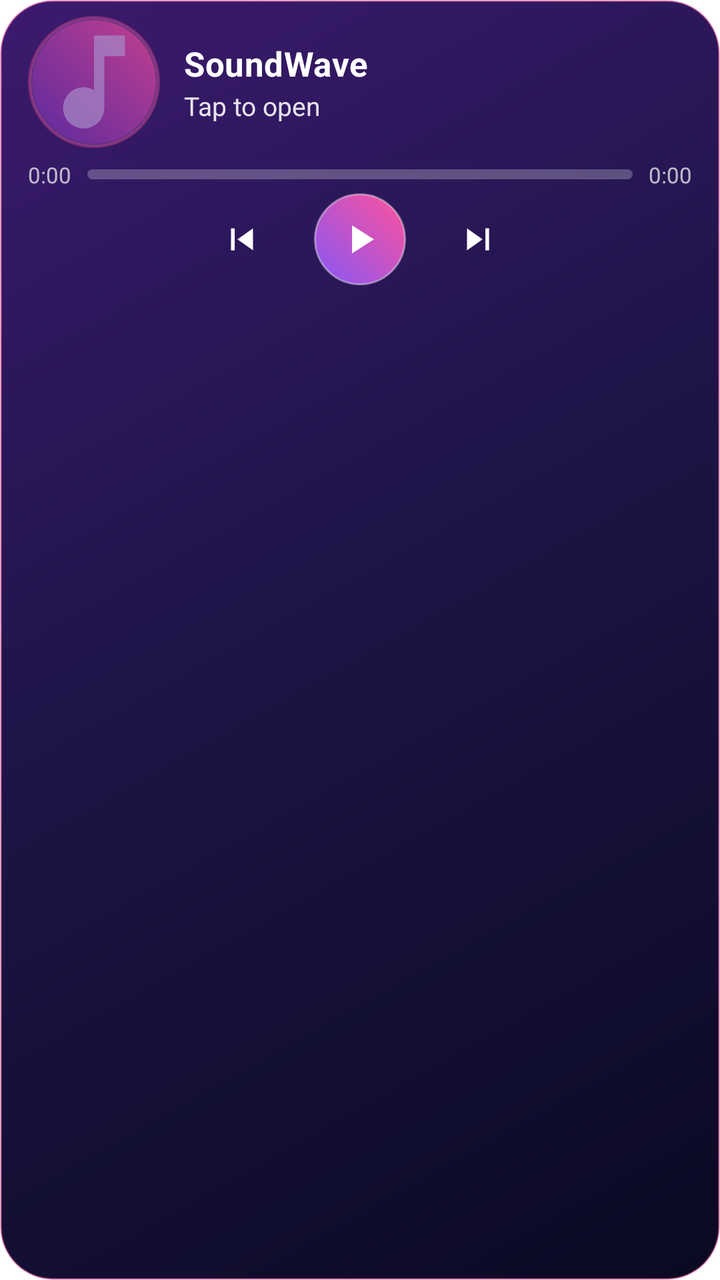
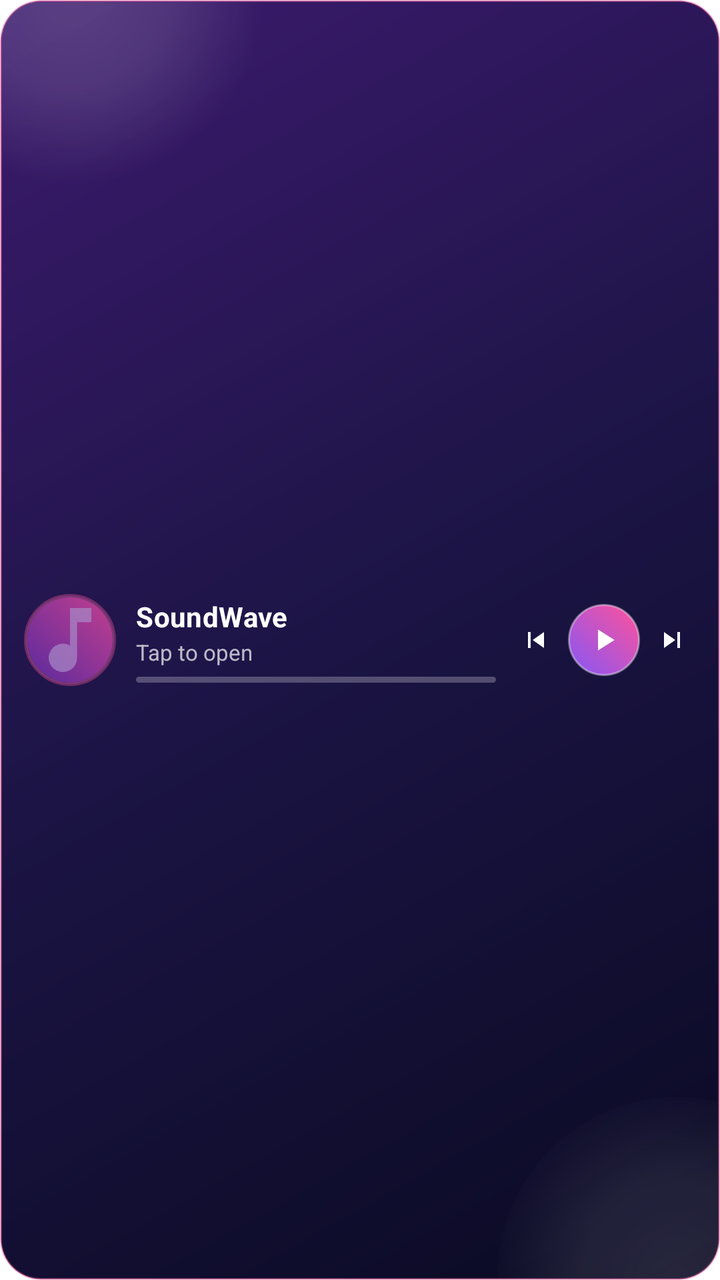

Screens rendered from an Android XML layout before and after an edit, with the pre-edit source and the edit as a unified diff.
<!-- AndroidManifest.xml: fallback theme Theme.MaterialComponents.DayNight.NoActionBar -->
<!-- res/layout/soundwave_widget.xml -->
<?xml version="1.0" encoding="utf-8"?>
<LinearLayout xmlns:android="http://schemas.android.com/apk/res/android"
    android:id="@+id/widget_root"
    android:layout_width="match_parent"
    android:layout_height="match_parent"
    android:background="@drawable/soundwave_widget_background"
    android:orientation="vertical"
    android:paddingStart="14dp"
    android:paddingEnd="14dp"
    android:paddingTop="8dp"
    android:paddingBottom="6dp">

    <LinearLayout
        android:layout_width="match_parent"
        android:layout_height="wrap_content"
        android:gravity="center_vertical"
        android:orientation="horizontal">

        <ImageView
            android:id="@+id/widget_art"
            android:layout_width="66dp"
            android:layout_height="66dp"
            android:background="@drawable/widget_art_ring"
            android:contentDescription="Album art"
            android:padding="2dp"
            android:scaleType="fitCenter"
            android:src="@drawable/widget_art_placeholder" />

        <LinearLayout
            android:layout_width="0dp"
            android:layout_height="wrap_content"
            android:layout_marginStart="12dp"
            android:layout_weight="1"
            android:orientation="vertical">

            <TextView
                android:id="@+id/widget_title"
                android:layout_width="match_parent"
                android:layout_height="wrap_content"
                android:ellipsize="end"
                android:maxLines="1"
                android:letterSpacing="0.01"
                android:text="SoundWave"
                android:textColor="#FFFFFF"
                android:textSize="17sp"
                android:textStyle="bold" />

            <TextView
                android:id="@+id/widget_artist"
                android:layout_width="match_parent"
                android:layout_height="wrap_content"
                android:layout_marginTop="1dp"
                android:ellipsize="end"
                android:maxLines="1"
                android:text="Tap to open"
                android:textColor="#E0FFFFFF"
                android:textSize="13sp" />

            
            <LinearLayout
                android:id="@+id/widget_next_row"
                android:layout_width="match_parent"
                android:layout_height="wrap_content"
                android:layout_marginTop="2dp"
                android:gravity="center_vertical"
                android:minHeight="24dp"
                android:orientation="horizontal"
                android:visibility="gone">

                <TextView
                    android:id="@+id/widget_next_song"
                    android:layout_width="0dp"
                    android:layout_height="wrap_content"
                    android:layout_weight="1"
                    android:ellipsize="end"
                    android:maxLines="1"
                    android:text=""
                    android:textColor="#D9FFFFFF"
                    android:textSize="12sp" />

                <ImageView
                    android:id="@+id/widget_next_hint"
                    android:layout_width="15dp"
                    android:layout_height="15dp"
                    android:layout_marginStart="6dp"
                    android:alpha="0.9"
                    android:contentDescription="Play next"
                    android:scaleType="fitCenter"
                    android:src="@drawable/ic_widget_next" />
            </LinearLayout>
        </LinearLayout>
    </LinearLayout>

    <LinearLayout
        android:layout_width="match_parent"
        android:layout_height="wrap_content"
        android:layout_marginTop="6dp"
        android:gravity="center_vertical"
        android:orientation="horizontal">

        <TextView
            android:id="@+id/widget_elapsed"
            android:layout_width="wrap_content"
            android:layout_height="wrap_content"
            android:text="0:00"
            android:textColor="#B3FFFFFF"
            android:textSize="11sp" />

        <ProgressBar
            android:id="@+id/widget_progress"
            style="?android:attr/progressBarStyleHorizontal"
            android:layout_width="0dp"
            android:layout_height="5dp"
            android:layout_marginStart="8dp"
            android:layout_marginEnd="8dp"
            android:layout_weight="1"
            android:max="1000"
            android:progress="0"
            android:progressDrawable="@drawable/widget_progress" />

        <TextView
            android:id="@+id/widget_total"
            android:layout_width="wrap_content"
            android:layout_height="wrap_content"
            android:text="0:00"
            android:textColor="#B3FFFFFF"
            android:textSize="11sp" />
    </LinearLayout>

    <LinearLayout
        android:layout_width="match_parent"
        android:layout_height="wrap_content"
        android:layout_marginTop="2dp"
        android:gravity="center"
        android:orientation="horizontal">

        <ImageButton
            android:id="@+id/widget_prev"
            android:layout_width="40dp"
            android:layout_height="40dp"
            android:background="@android:color/transparent"
            android:contentDescription="Previous song"
            android:padding="9dp"
            android:scaleType="fitCenter"
            android:src="@drawable/ic_widget_previous" />

        <ImageButton
            android:id="@+id/widget_play_pause"
            android:layout_width="46dp"
            android:layout_height="46dp"
            android:layout_marginStart="16dp"
            android:layout_marginEnd="16dp"
            android:background="@drawable/widget_play_bg"
            android:contentDescription="Play or pause"
            android:padding="11dp"
            android:scaleType="fitCenter"
            android:src="@drawable/ic_widget_play" />

        <ImageButton
            android:id="@+id/widget_next"
            android:layout_width="40dp"
            android:layout_height="40dp"
            android:background="@android:color/transparent"
            android:contentDescription="Next song"
            android:padding="9dp"
            android:scaleType="fitCenter"
            android:src="@drawable/ic_widget_next" />
    </LinearLayout>
</LinearLayout>
<!-- resources referenced by this layout -->
<resources>
  <!-- drawable ic_widget_next (drawable) -->
  <?xml version="1.0" encoding="utf-8"?>
  <vector xmlns:android="http://schemas.android.com/apk/res/android"
      android:width="24dp"
      android:height="24dp"
      android:viewportWidth="24"
      android:viewportHeight="24">
      <path
          android:fillColor="#FFFFFF"
          android:pathData="M16,6h2v12h-2z" />
      <path
          android:fillColor="#FFFFFF"
          android:pathData="M6,6v12l8.5,-6z" />
  </vector>
  <!-- drawable ic_widget_play (drawable) -->
  <?xml version="1.0" encoding="utf-8"?>
  <vector xmlns:android="http://schemas.android.com/apk/res/android"
      android:width="24dp"
      android:height="24dp"
      android:viewportWidth="24"
      android:viewportHeight="24">
      <path
          android:fillColor="#FFFFFF"
          android:pathData="M8,5v14l11,-7z" />
  </vector>
  <!-- drawable ic_widget_previous (drawable) -->
  <?xml version="1.0" encoding="utf-8"?>
  <vector xmlns:android="http://schemas.android.com/apk/res/android"
      android:width="24dp"
      android:height="24dp"
      android:viewportWidth="24"
      android:viewportHeight="24">
      <path
          android:fillColor="#FFFFFF"
          android:pathData="M6,6h2v12H6z" />
      <path
          android:fillColor="#FFFFFF"
          android:pathData="M18,6v12L9.5,12z" />
  </vector>
  <!-- drawable soundwave_widget_background (drawable) -->
  <?xml version="1.0" encoding="utf-8"?>
  <shape xmlns:android="http://schemas.android.com/apk/res/android"
      android:shape="rectangle">
      <gradient
          android:angle="315"
          android:centerColor="#1B1444"
          android:endColor="#0A0A22"
          android:startColor="#3C1A6E"
          android:type="linear" />
      <corners android:radius="26dp" />
      <stroke
          android:width="1dp"
          android:color="#5CFF529A" />
  </shape>
  <!-- drawable widget_art_placeholder (drawable) -->
  <?xml version="1.0" encoding="utf-8"?>
  <layer-list xmlns:android="http://schemas.android.com/apk/res/android">
      <item>
          <shape android:shape="oval">
              <gradient
                  android:angle="45"
                  android:endColor="#C23F8E"
                  android:startColor="#5B2A9E" />
          </shape>
      </item>
      <item
          android:width="30dp"
          android:height="30dp"
          android:drawable="@drawable/ic_widget_music"
          android:gravity="center" />
  </layer-list>
  <!-- drawable widget_art_ring (drawable) -->
  <?xml version="1.0" encoding="utf-8"?>
  <shape xmlns:android="http://schemas.android.com/apk/res/android"
      android:shape="oval">
      <solid android:color="#1AFFFFFF" />
      <stroke
          android:width="1.5dp"
          android:color="#59FF529A" />
  </shape>
  <!-- drawable widget_play_bg (drawable) -->
  <?xml version="1.0" encoding="utf-8"?>
  <shape xmlns:android="http://schemas.android.com/apk/res/android"
      android:shape="oval">
      <gradient
          android:angle="45"
          android:endColor="#FF529A"
          android:startColor="#8557F6" />
      <stroke
          android:width="1dp"
          android:color="#66FFFFFF" />
  </shape>
  <!-- drawable ic_widget_music (drawable) -->
  <?xml version="1.0" encoding="utf-8"?>
  <vector xmlns:android="http://schemas.android.com/apk/res/android"
      android:width="24dp"
      android:height="24dp"
      android:viewportWidth="24"
      android:viewportHeight="24">
      <path
          android:fillColor="#B3A78BC8"
          android:pathData="M12,3v10.55A4,4 0,1 0,14 17V7h4V3z" />
  </vector>
  <!-- unchanged entries left out for length: 1 -->
</resources>

<!-- the commit's change to res/layout/soundwave_widget.xml (unified diff, before → after) -->
@@ -1,35 +1,57 @@
 <?xml version="1.0" encoding="utf-8"?>
-<LinearLayout xmlns:android="http://schemas.android.com/apk/res/android"
+<FrameLayout xmlns:android="http://schemas.android.com/apk/res/android"
     android:id="@+id/widget_root"
     android:layout_width="match_parent"
     android:layout_height="match_parent"
     android:background="@drawable/soundwave_widget_background"
-    android:orientation="vertical"
-    android:paddingStart="14dp"
-    android:paddingEnd="14dp"
-    android:paddingTop="8dp"
-    android:paddingBottom="6dp">
+    android:padding="1dp">
+
+    <ImageView
+        android:id="@+id/widget_glow"
+        android:layout_width="210dp"
+        android:layout_height="210dp"
+        android:layout_gravity="top|start"
+        android:layout_marginStart="-70dp"
+        android:layout_marginTop="-110dp"
+        android:alpha="0.2"
+        android:contentDescription="@null"
+        android:scaleType="fitXY"
+        android:src="@drawable/widget_glow" />
+
+    <ImageView
+        android:id="@+id/widget_glow_secondary"
+        android:layout_width="180dp"
+        android:layout_height="180dp"
+        android:layout_gravity="bottom|end"
+        android:layout_marginEnd="-70dp"
+        android:layout_marginBottom="-90dp"
+        android:alpha="0.14"
+        android:contentDescription="@null"
+        android:scaleType="fitXY"
+        android:src="@drawable/widget_glow" />
 
     <LinearLayout
         android:layout_width="match_parent"
-        android:layout_height="wrap_content"
+        android:layout_height="match_parent"
         android:gravity="center_vertical"
-        android:orientation="horizontal">
+        android:orientation="horizontal"
+        android:paddingStart="11dp"
+        android:paddingEnd="9dp">
 
         <ImageView
             android:id="@+id/widget_art"
-            android:layout_width="66dp"
-            android:layout_height="66dp"
+            android:layout_width="46dp"
+            android:layout_height="46dp"
             android:background="@drawable/widget_art_ring"
             android:contentDescription="Album art"
-            android:padding="2dp"
+            android:padding="1.5dp"
             android:scaleType="fitCenter"
             android:src="@drawable/widget_art_placeholder" />
 
         <LinearLayout
             android:layout_width="0dp"
             android:layout_height="wrap_content"
-            android:layout_marginStart="12dp"
+            android:layout_marginStart="10dp"
             android:layout_weight="1"
             android:orientation="vertical">
 
@@ -38,11 +60,11 @@
                 android:layout_width="match_parent"
                 android:layout_height="wrap_content"
                 android:ellipsize="end"
+                android:letterSpacing="0.01"
                 android:maxLines="1"
-                android:letterSpacing="0.01"
                 android:text="SoundWave"
                 android:textColor="#FFFFFF"
-                android:textSize="17sp"
+                android:textSize="14sp"
                 android:textStyle="bold" />
 
             <TextView
@@ -53,117 +75,52 @@
                 android:ellipsize="end"
                 android:maxLines="1"
                 android:text="Tap to open"
-                android:textColor="#E0FFFFFF"
-                android:textSize="13sp" />
+                android:textColor="#B3FFFFFF"
+                android:textSize="11sp" />
 
-            
-            <LinearLayout
-                android:id="@+id/widget_next_row"
+            <ProgressBar
+                android:id="@+id/widget_progress"
+                style="?android:attr/progressBarStyleHorizontal"
                 android:layout_width="match_parent"
-                android:layout_height="wrap_content"
-                android:layout_marginTop="2dp"
-                android:gravity="center_vertical"
-                android:minHeight="24dp"
-                android:orientation="horizontal"
-                android:visibility="gone">
-
-                <TextView
-                    android:id="@+id/widget_next_song"
-                    android:layout_width="0dp"
-                    android:layout_height="wrap_content"
-                    android:layout_weight="1"
-                    android:ellipsize="end"
-                    android:maxLines="1"
-                    android:text=""
-                    android:textColor="#D9FFFFFF"
-                    android:textSize="12sp" />
-
-                <ImageView
-                    android:id="@+id/widget_next_hint"
-                    android:layout_width="15dp"
-                    android:layout_height="15dp"
-                    android:layout_marginStart="6dp"
-                    android:alpha="0.9"
-                    android:contentDescription="Play next"
-                    android:scaleType="fitCenter"
-                    android:src="@drawable/ic_widget_next" />
-            </LinearLayout>
+                android:layout_height="3dp"
+                android:layout_marginTop="5dp"
+                android:layout_marginEnd="2dp"
+                android:max="1000"
+                android:progress="0"
+                android:progressDrawable="@drawable/widget_progress" />
         </LinearLayout>
-    </LinearLayout>
-
-    <LinearLayout
-        android:layout_width="match_parent"
-        android:layout_height="wrap_content"
-        android:layout_marginTop="6dp"
-        android:gravity="center_vertical"
-        android:orientation="horizontal">
-
-        <TextView
-            android:id="@+id/widget_elapsed"
-            android:layout_width="wrap_content"
-            android:layout_height="wrap_content"
-            android:text="0:00"
-            android:textColor="#B3FFFFFF"
-            android:textSize="11sp" />
-
-        <ProgressBar
-            android:id="@+id/widget_progress"
-            style="?android:attr/progressBarStyleHorizontal"
-            android:layout_width="0dp"
-            android:layout_height="5dp"
-            android:layout_marginStart="8dp"
-            android:layout_marginEnd="8dp"
-            android:layout_weight="1"
-            android:max="1000"
-            android:progress="0"
-            android:progressDrawable="@drawable/widget_progress" />
-
-        <TextView
-            android:id="@+id/widget_total"
-            android:layout_width="wrap_content"
-            android:layout_height="wrap_content"
-            android:text="0:00"
-            android:textColor="#B3FFFFFF"
-            android:textSize="11sp" />
-    </LinearLayout>
-
-    <LinearLayout
-        android:layout_width="match_parent"
-        android:layout_height="wrap_content"
-        android:layout_marginTop="2dp"
-        android:gravity="center"
-        android:orientation="horizontal">
 
         <ImageButton
             android:id="@+id/widget_prev"
-            android:layout_width="40dp"
-            android:layout_height="40dp"
+            android:layout_width="28dp"
+            android:layout_height="28dp"
+            android:layout_marginStart="4dp"
             android:background="@android:color/transparent"
             android:contentDescription="Previous song"
-            android:padding="9dp"
+            android:padding="6dp"
             android:scaleType="fitCenter"
             android:src="@drawable/ic_widget_previous" />
 
         <ImageButton
             android:id="@+id/widget_play_pause"
-            android:layout_width="46dp"
-            android:layout_height="46dp"
-            android:layout_marginStart="16dp"
-            android:layout_marginEnd="16dp"
+            android:layout_width="36dp"
+            android:layout_height="36dp"
+            android:layout_marginStart="2dp"
+            android:layout_marginEnd="2dp"
             android:background="@drawable/widget_play_bg"
             android:contentDescription="Play or pause"
-            android:padding="11dp"
+            android:padding="9dp"
             android:scaleType="fitCenter"
             android:src="@drawable/ic_widget_play" />
 
         <ImageButton
             android:id="@+id/widget_next"
-            android:layout_width="40dp"
-            android:layout_height="40dp"
+            android:layout_width="28dp"
+            android:layout_height="28dp"
             android:background="@android:color/transparent"
             android:contentDescription="Next song"
-            android:padding="9dp"
+            android:padding="6dp"
             android:scaleType="fitCenter"
             android:src="@drawable/ic_widget_next" />
     </LinearLayout>
-</LinearLayout>
+</FrameLayout>
<!-- resource entries referenced after the edit -->
@@ -49,7 +49,7 @@
           android:endColor="#0A0A22"
           android:startColor="#3C1A6E"
           android:type="linear" />
-      <corners android:radius="26dp" />
+      <corners android:radius="20dp" />
       <stroke
           android:width="1dp"
           android:color="#5CFF529A" />
@@ -80,6 +80,17 @@
           android:width="1.5dp"
           android:color="#59FF529A" />
   </shape>
+  <!-- drawable widget_glow (drawable) -->
+  <?xml version="1.0" encoding="utf-8"?>
+  <shape xmlns:android="http://schemas.android.com/apk/res/android"
+      android:shape="oval">
+      <gradient
+          android:centerColor="#99FFFFFF"
+          android:endColor="#00FFFFFF"
+          android:gradientRadius="95dp"
+          android:startColor="#CCFFFFFF"
+          android:type="radial" />
+  </shape>
   <!-- drawable widget_play_bg (drawable) -->
   <?xml version="1.0" encoding="utf-8"?>
   <shape xmlns:android="http://schemas.android.com/apk/res/android"
